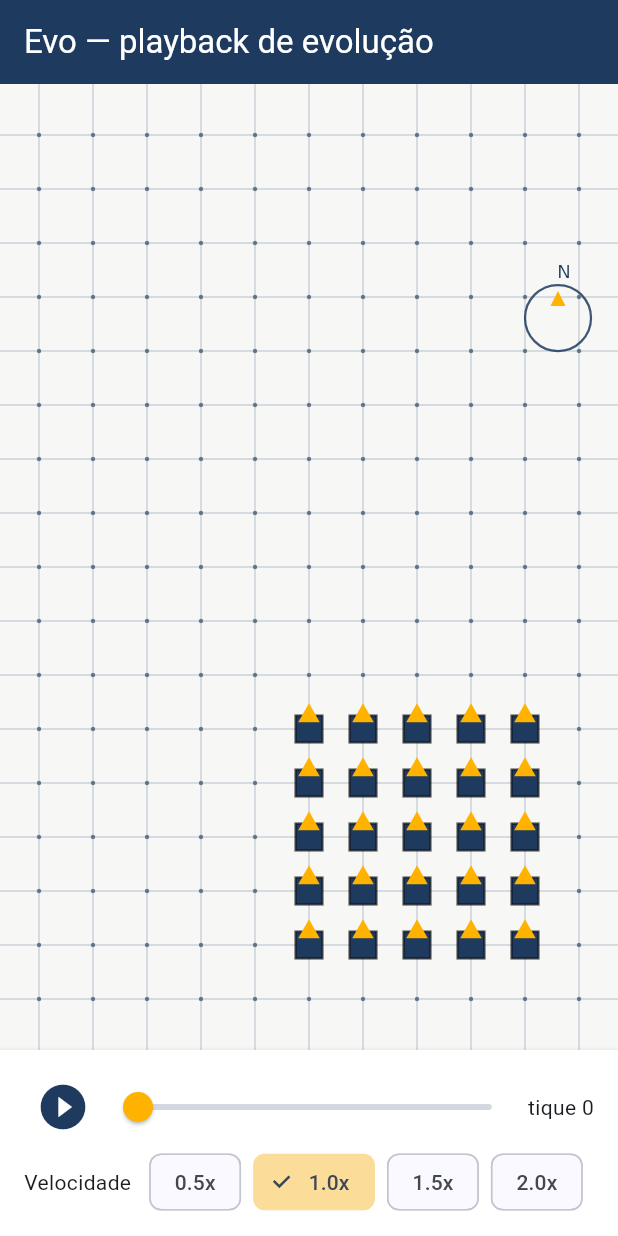
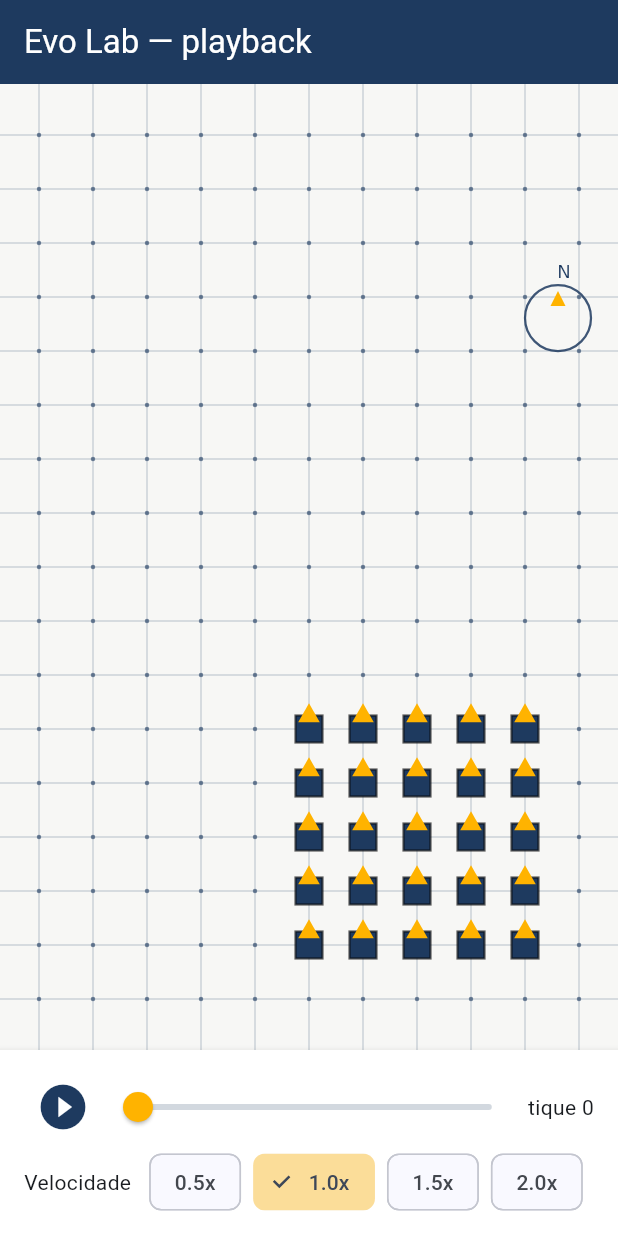
Before and after one commit to CafeLabsCorp/evo, a Flutter app: the screen it shows after launch, on a phone screen of 412 x 824 dp. Run offline on Flutter 3.47's test engine with Material 3 defaults, Android fonts, the phone set to English and light mode, and no system bars.

Commit message:
renomeia produto para "Evo Lab" e adiciona README
Nome de exibição passa a ser "Evo Lab" no título, no manifest do PWA e na
documentação. O slug técnico continua `evo` (repositório, diretórios,
identificador do pacote Dart).

Co-Authored-By: Claude Opus 5 <noreply@anthropic.com>

```diff
--- a/app/lib/main.dart
+++ b/app/lib/main.dart
@@ -15,7 +15,7 @@ class EvoApp extends StatelessWidget {
   @override
   Widget build(BuildContext context) {
     return MaterialApp(
-      title: 'Evo',
+      title: 'Evo Lab',
       theme: ThemeData(
         useMaterial3: true,
         fontFamily: 'Roboto',
--- a/app/lib/telas/tela_playback.dart
+++ b/app/lib/telas/tela_playback.dart
@@ -57,7 +57,7 @@ class _TelaPlaybackState extends State<TelaPlayback>
   @override
   Widget build(BuildContext context) {
     return Scaffold(
-      appBar: AppBar(title: const Text('Evo — playback de evolução')),
+      appBar: AppBar(title: const Text('Evo Lab — playback')),
       body: FutureBuilder<PacoteEvolucao>(
         future: _futuro,
         builder:
--- a/app/pubspec.yaml
+++ b/app/pubspec.yaml
@@ -1,5 +1,5 @@
 name: evo_app
-description: "A new Flutter project."
+description: "Evo Lab — editor de evoluções de ordem unida."
 # The following line prevents the package from being accidentally published to
 # pub.dev using `flutter pub publish`. This is preferred for private packages.
 publish_to: 'none' # Remove this line if you wish to publish to pub.dev
```
Also changed, not shown: 3 other files.
